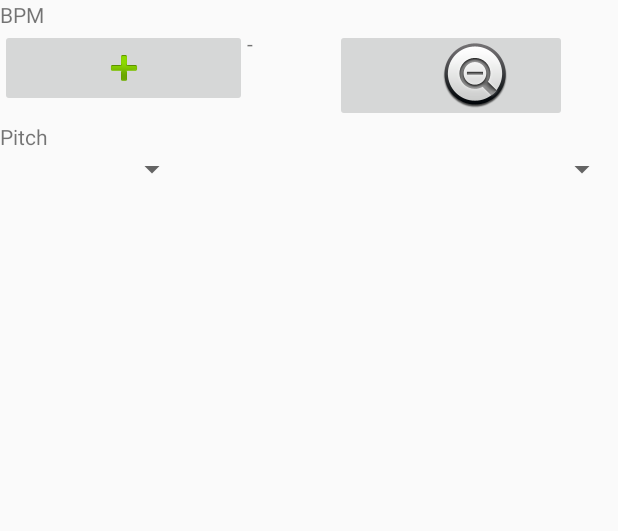
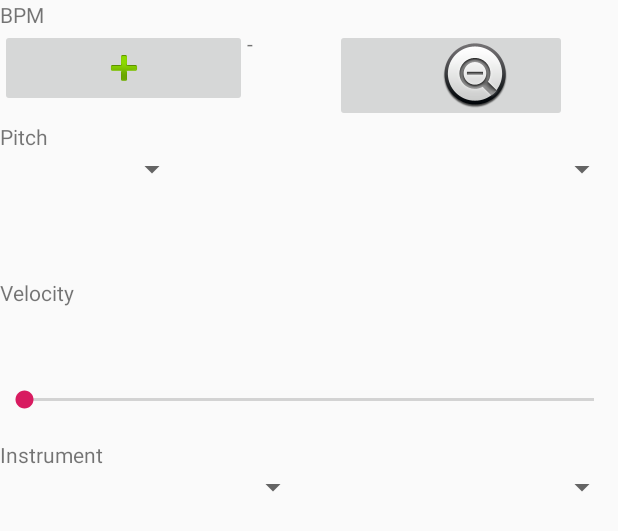
Before and after one commit to blaine-rister/TempoTune, an Android app: the layout content_main.xml on its own in the app's theme, with its tools: preview values and no code run, on a phone screen of 412 x 824 dp. Shown: the top 531 px of the screen. Run offline under Robolectric (Android 15) with nearby library versions, the phone set to English and light mode, and no system bars.

Commit message:
Big changes--added volume slider and instrument chooser

```diff
--- a/app/src/main/java/com/example/metrodronemidi/PlayNoteTask.java
+++ b/app/src/main/java/com/example/metrodronemidi/PlayNoteTask.java
@@ -9,11 +9,13 @@ class PlayNoteTask extends TimerTask {
     MidiDriverHelper midi;
     int pitch;
     int octave;
+    NoteSettingsReader settings;
 
-    public PlayNoteTask(MidiDriverHelper midi, int pitch, int octave) {
+    public PlayNoteTask(MidiDriverHelper midi, int pitch, int octave, NoteSettingsReader settings) {
         this.pitch = pitch;
         this.octave = octave;
         this.midi = midi;
+        this.settings = settings;
     }
 
     public void run() {
@@ -30,7 +32,7 @@ class PlayNoteTask extends TimerTask {
     protected void startNote() {
         // Note start message
         final int noteOnByte = 0x90; // Starts the note
-        final int volumeByte = 0x60; // Loud
+        final int volumeByte = (int) Math.floor(settings.getVelocity() * 127.); // 0-127
         midi.send(noteOnByte, MidiDriverHelper.encodePitch(pitch, octave), volumeByte);
     }
 
--- a/app/src/main/res/layout/content_main.xml
+++ b/app/src/main/res/layout/content_main.xml
@@ -56,18 +56,18 @@
 
         <LinearLayout
             android:layout_width="match_parent"
-            android:layout_height="match_parent"
+            android:layout_height="104dp"
             android:orientation="vertical">
 
             <TextView
-                android:id="@+id/textView4"
+                android:id="@+id/pitchTextView"
                 android:layout_width="match_parent"
                 android:layout_height="wrap_content"
                 android:text="Pitch" />
 
             <LinearLayout
                 android:layout_width="match_parent"
-                android:layout_height="match_parent"
+                android:layout_height="84dp"
                 android:orientation="horizontal">
 
                 <Spinner
@@ -84,6 +84,57 @@
             </LinearLayout>
 
         </LinearLayout>
+
+        <LinearLayout
+            android:layout_width="match_parent"
+            android:layout_height="108dp"
+            android:orientation="vertical">
+
+            <TextView
+                android:id="@+id/velocityTextView"
+                android:layout_width="match_parent"
+                android:layout_height="wrap_content"
+                android:layout_weight="1"
+                android:text="Velocity" />
+
+            <SeekBar
+                android:id="@+id/velocitySeekBar"
+                android:layout_width="match_parent"
+                android:layout_height="wrap_content"
+                android:layout_weight="1" />
+        </LinearLayout>
+
+        <LinearLayout
+            android:layout_width="match_parent"
+            android:layout_height="fill_parent"
+            android:orientation="vertical">
+
+            <TextView
+                android:id="@+id/instrumentTextView"
+                android:layout_width="match_parent"
+                android:layout_height="wrap_content"
+                android:text="Instrument" />
+
+            <LinearLayout
+                android:layout_width="match_parent"
+                android:layout_height="match_parent"
+                android:orientation="horizontal">
+
+                <Spinner
+                    android:id="@+id/instrumentFamilySpinner"
+                    android:layout_width="match_parent"
+                    android:layout_height="wrap_content"
+                    android:layout_weight="1" />
+
+                <Spinner
+                    android:id="@+id/instrumentNameSpinner"
+                    android:layout_width="match_parent"
+                    android:layout_height="wrap_content"
+                    android:layout_weight="1" />
+            </LinearLayout>
+
+        </LinearLayout>
+
     </LinearLayout>
 
 </androidx.constraintlayout.widget.ConstraintLayout>
```
Also changed, not shown: app/src/main/java/com/example/metrodronemidi/DroneService.java (+5 -4 lines), app/src/main/java/com/example/metrodronemidi/MainActivity.java (+121 -20 lines), app/src/main/java/com/example/metrodronemidi/NameValPair.java (added, +24 -0 lines), app/src/main/java/com/example/metrodronemidi/NoteSettings.java (added, +13 -0 lines), app/src/main/java/com/example/metrodronemidi/NoteSettingsReader.java (added, +15 -0 lines), app/src/main/res/raw/families.csv (added, +17 -0 lines), app/src/main/res/raw/instruments.csv (+128 -10 lines).
